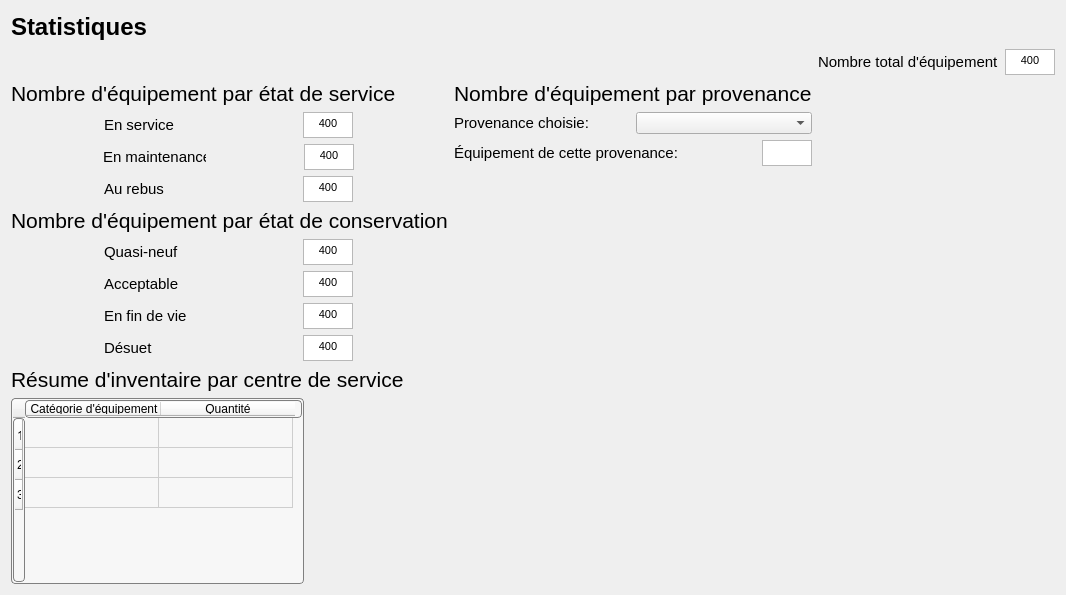
ProjetPC2/SIMM2.0-DEV, file Interface/FenêtresEnUI/Statistique.ui: the form before one commit.
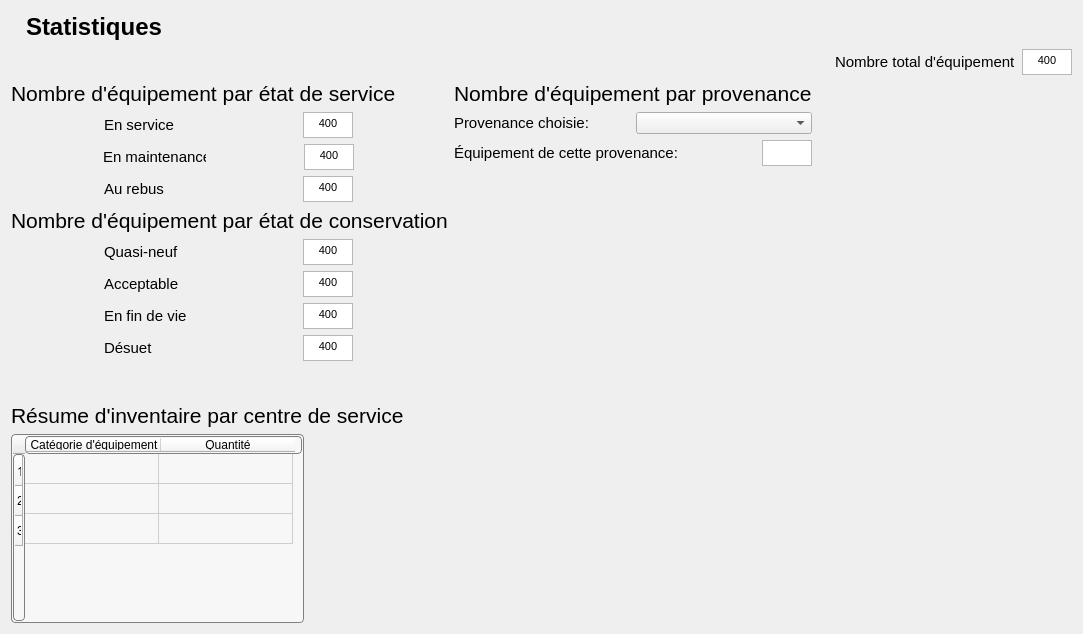
The form after the commit. Icons and pictures are not drawn.

Commit message: Icône Statistiques

What changed in the file:
```diff
--- a/Interface/FenêtresEnUI/Statistique.ui
+++ b/Interface/FenêtresEnUI/Statistique.ui
@@ -6,8 +6,8 @@
    <rect>
     <x>0</x>
     <y>0</y>
-    <width>851</width>
-    <height>555</height>
+    <width>1083</width>
+    <height>634</height>
    </rect>
   </property>
   <property name="windowTitle">
@@ -80,6 +80,16 @@
      <property name="bottomMargin">
       <number>2</number>
      </property>
+     <item>
+      <widget class="QLabel" name="label">
+       <property name="text">
+        <string/>
+       </property>
+       <property name="pixmap">
+        <pixmap>pie-chart (1).png</pixmap>
+       </property>
+      </widget>
+     </item>
      <item>
       <widget class="QLabel" name="Labeltitre">
        <property name="maximumSize">
```
